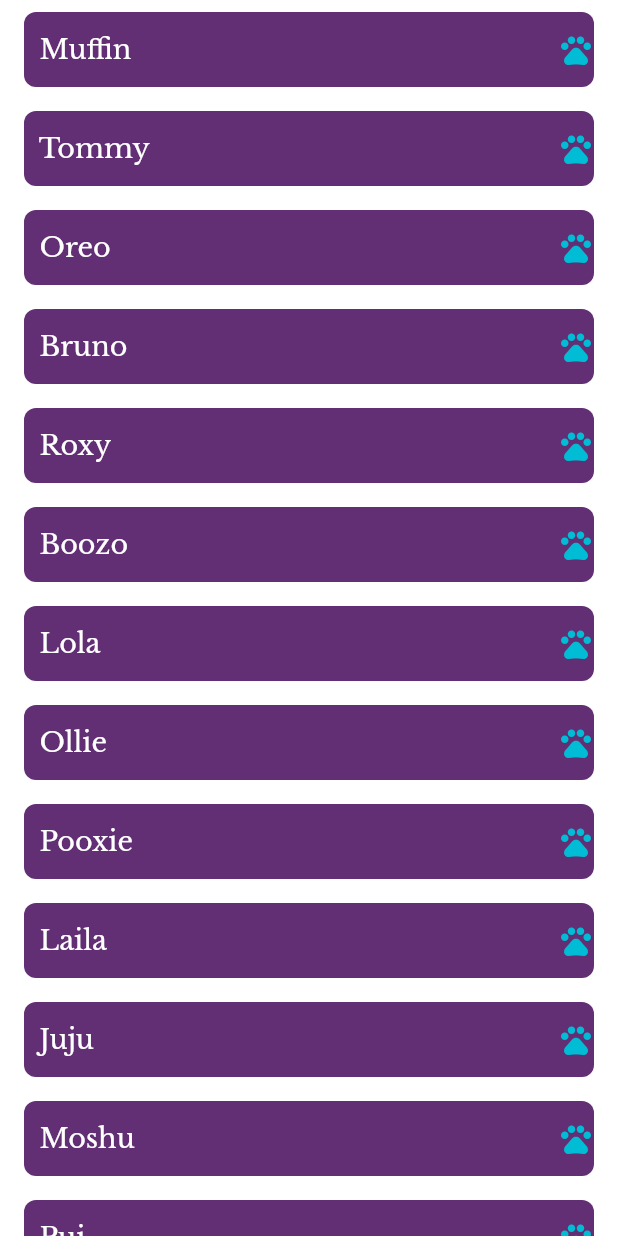
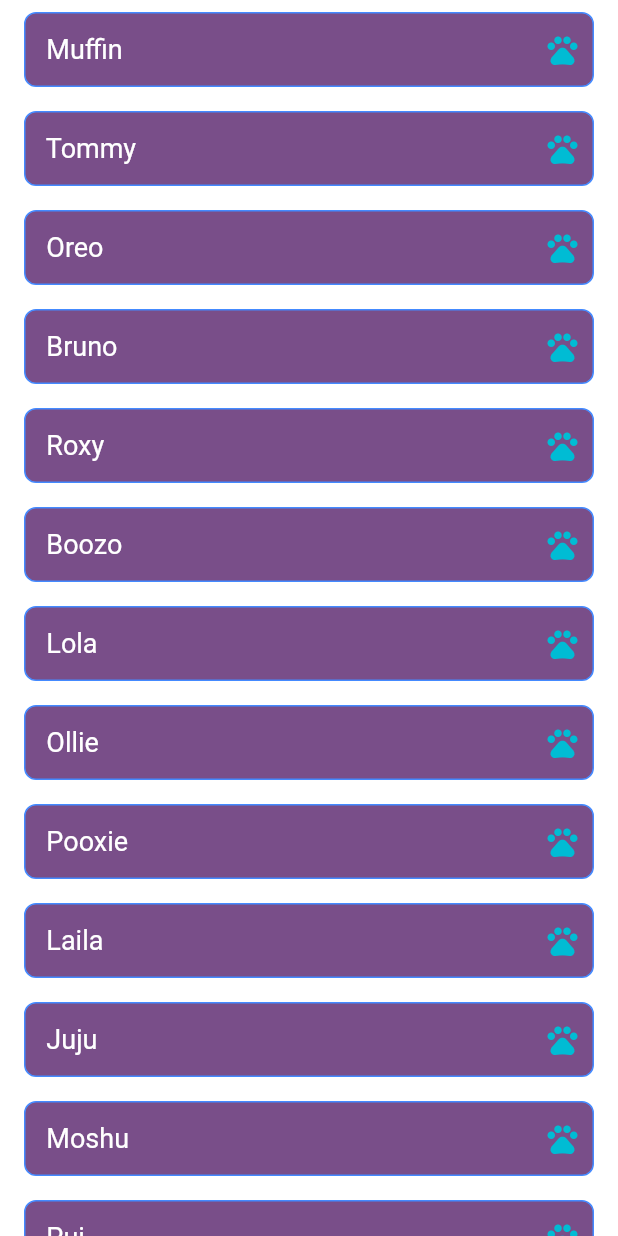
Before and after one commit to rupanshoo/bOop, a Flutter app: the ListViewBuilder screen opened directly, on a phone screen of 412 x 824 dp. Run offline on Flutter 3.47's test engine with Material 2 defaults, Android fonts, the phone set to English and light mode, and no system bars; our stand-ins replace curved_navigation_bar, flutter_staggered_animations, material_design_icons_flutter; network calls fail.

Commit message:
UI improved

```diff
--- a/lib/listScreen.dart
+++ b/lib/listScreen.dart
@@ -2,6 +2,8 @@ import 'dart:convert';
 import 'package:flutter/cupertino.dart';
 import 'package:flutter/material.dart';
 import 'package:flutter/widgets.dart';
+import 'package:flutter_staggered_animations/flutter_staggered_animations.dart';
+
 
 
 // ignore: camel_case_types
@@ -18,7 +20,7 @@ class listScreen extends StatelessWidget {
               style: TextStyle(
                 fontFamily: 'LibreBaskerville',
                 fontWeight: FontWeight.bold,
-                fontSize: 20.0,
+                fontSize: 22.0,
               ),
             ),
           ),
@@ -51,37 +53,54 @@ class _ListViewBuilderState extends State<ListViewBuilder> {
           child: FutureBuilder(builder: (context, snapshot) {
               //Decode json
               var myData = json.decode(snapshot.data.toString());
-              return ListView.builder(
+                return AnimationLimiter(
+                  child: ListView.builder(
 
                   itemBuilder: (BuildContext context, int index){
 
-                  return Padding(padding: const EdgeInsets.symmetric(horizontal: 16, vertical: 8),
+                    return AnimationConfiguration.staggeredList(
+                      position: index,
+                      duration: const Duration(milliseconds: 375),
+                      child: ScaleAnimation(
+                        //verticalOffset: 50,
+                        child: FadeInAnimation(
+                          child: Padding(padding: const EdgeInsets.symmetric(horizontal: 16, vertical: 8),
                             child: Container(
                               decoration: BoxDecoration(
-                        color: Color(0xff622F74),
+                                border: Border.all(color: Colors.blueAccent),
+                                color: Color(0xff622F74).withOpacity(0.85),
                                 borderRadius: BorderRadius.circular(8),
                               ),
                               height: 50,
                               child: Row(
                                 children: <Widget>[
-                          Text(
-                            "  " + myData[index]['name'],
+                                  Padding(
+                                    padding: const EdgeInsets.only(left: 5),
+                                      child: Text("  " + myData[index]['name'],
                                         style: TextStyle(
                                           color: Colors.white,
                                           fontSize: 18.0,
                                     ),
                                   ),
+                                ),
                                 Spacer(),
-                          Icon(Icons.pets, color: Colors.cyan),
+                                Padding(
+                                  padding: const EdgeInsets.only(right: 8.0),
+                                  child: Icon(Icons.pets, color: Colors.cyan),
+                                ),
                                 Padding(
                                   padding: EdgeInsets.only(top:50, bottom: 50),
                                 ),
                               ],
                             ),
                           ),
+                        ),
+                      )
+                      ),
                     );
                   },
                   itemCount: myData.length,
+                ),
                 );
             }, future: DefaultAssetBundle.of(context).loadString('json_data/boopNames.json')
 
--- a/lib/main.dart
+++ b/lib/main.dart
@@ -11,7 +11,7 @@ class BoopApp extends StatelessWidget {
   Widget build(BuildContext context) {
     return MaterialApp(
       debugShowCheckedModeBanner: false,      //so that the debug banner on the top right corner doesn't show
-      theme: ThemeData(fontFamily: 'LibreBaskerville'),
+      //theme: ThemeData(fontFamily: 'LibreBaskerville'),
       // home: SplashScreen(),
       initialRoute: '/splashscreen',
       routes: {
--- a/pubspec.yaml
+++ b/pubspec.yaml
@@ -24,6 +24,8 @@ dependencies:
   curved_navigation_bar: ^0.3.3 #latest version
   url_launcher: ^5.5.0
   material_design_icons_flutter: ^4.0.5345
+  flutter_staggered_animations: "^0.1.2"
+
   flutter:
     sdk: flutter
 
```
Also changed, not shown: lib/homeScreen.dart (+71 -74 lines), lib/infoScreen.dart (+14 -6 lines), pubspec.lock. Lines whose indentation alone changed are shown as unchanged.
